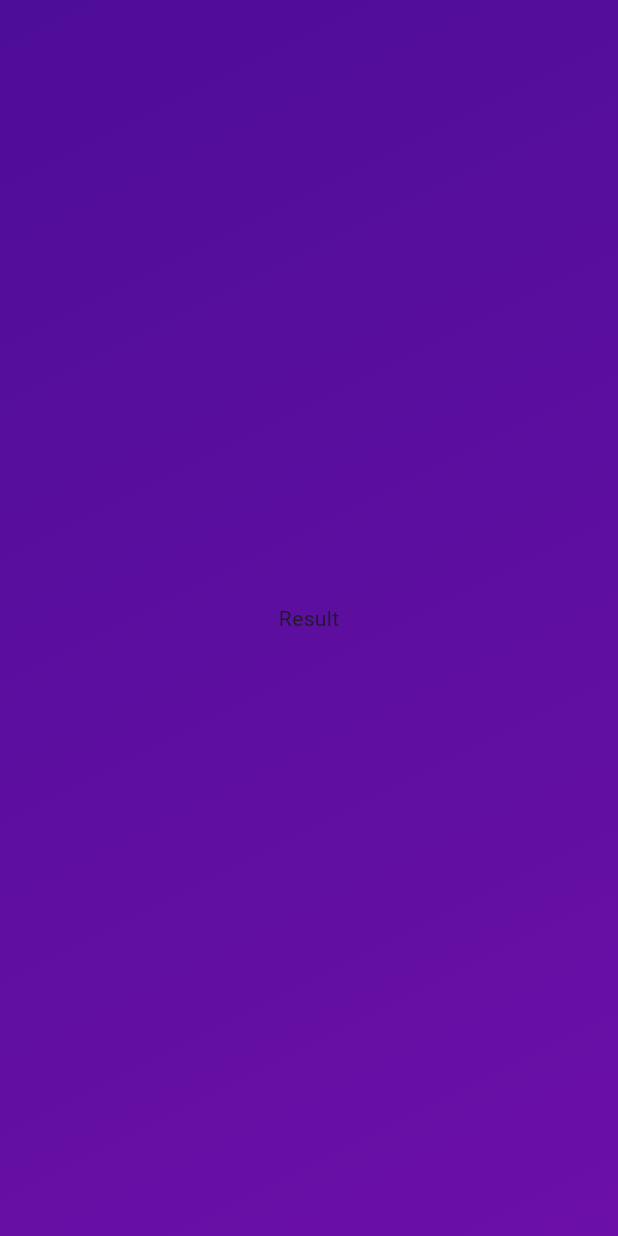
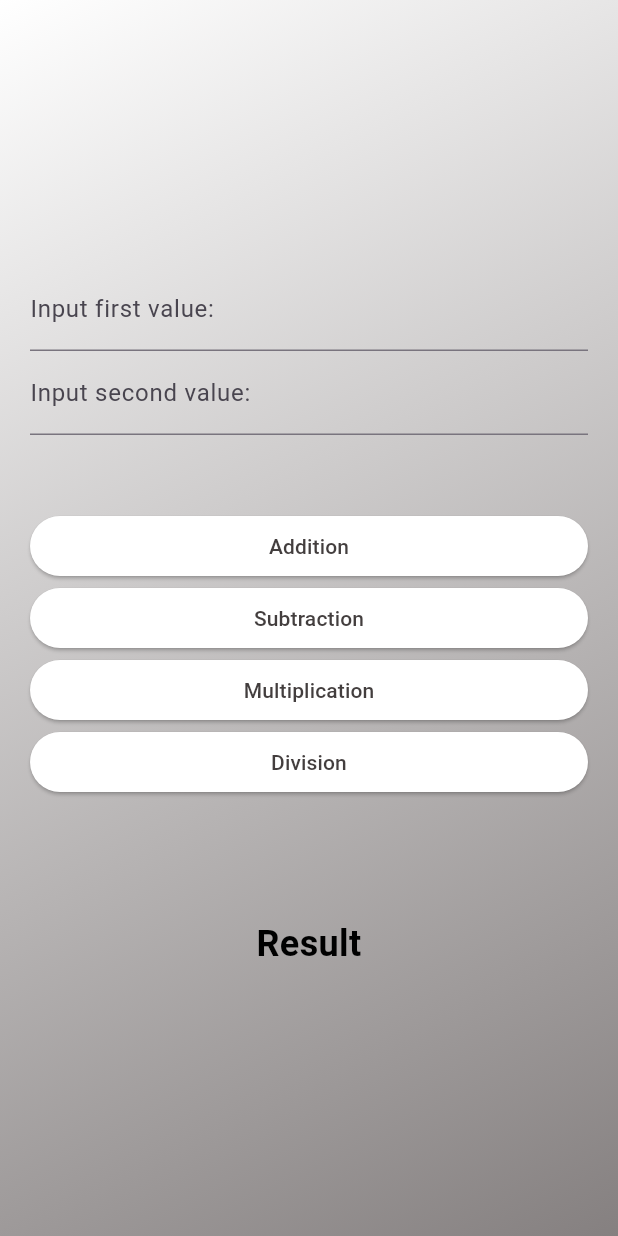
Before and after one commit to lancekian12/Calculator-App, a Flutter app: the screen it shows after launch, on a phone screen of 412 x 824 dp. Run offline on Flutter 3.47's test engine with Material 3 defaults, Android fonts, the phone set to English and light mode, and no system bars.

Commit message:
finished the ui

```diff
--- a/lib/arithmetic_button.dart
+++ b/lib/arithmetic_button.dart
@@ -1,15 +1,22 @@
 import 'package:flutter/material.dart';
 
 class ArithmeticButton extends StatelessWidget {
-  const ArithmeticButton(this.text, {super.key, required this.operation});
+  const ArithmeticButton(this.text, {super.key, this.operation});
 
   final String text;
-  final void Function() operation;
+  final void Function()? operation;
   @override
   Widget build(context) {
     return ElevatedButton(
-      onPressed: operation,
-      child: Text(text),
+      onPressed: () {},
+      style: ElevatedButton.styleFrom(
+        backgroundColor: Colors.white,
+        foregroundColor: const Color.fromARGB(255, 67, 62, 62),
+      ),
+      child: Text(
+        text,
+        textAlign: TextAlign.center,
+      ),
     );
   }
 }
--- a/lib/main_screen.dart
+++ b/lib/main_screen.dart
@@ -1,4 +1,5 @@
 import 'package:flutter/material.dart';
+import 'package:calculator_app/arithmetic_button.dart';
 
 class MainScreen extends StatefulWidget {
   const MainScreen({super.key});
@@ -17,15 +18,55 @@ class _MainScreenState extends State<MainScreen> {
           decoration: const BoxDecoration(
             gradient: LinearGradient(
               colors: [
-                Color.fromARGB(255, 78, 13, 151),
-                Color.fromARGB(255, 107, 15, 168),
+                Color.fromARGB(255, 255, 255, 255),
+                Color.fromARGB(255, 133, 128, 128),
               ],
               begin: Alignment.topLeft,
               end: Alignment.bottomRight,
             ),
           ),
-          child: const Center(
-            child: Text("Result"),
+          child: Center(
+            child: SizedBox(
+              width: double.infinity,
+              child: Container(
+                margin: const EdgeInsets.all(20),
+                child: Column(
+                  mainAxisAlignment: MainAxisAlignment.center,
+                  crossAxisAlignment: CrossAxisAlignment.stretch,
+                  children: [
+                    TextFormField(
+                      decoration: const InputDecoration(
+                        border: UnderlineInputBorder(),
+                        labelText: 'Input first value:',
+                      ),
+                    ),
+                    TextFormField(
+                      decoration: const InputDecoration(
+                        border: UnderlineInputBorder(),
+                        labelText: 'Input second value:',
+                      ),
+                    ),
+                    const SizedBox(
+                      height: 50,
+                    ),
+                    const ArithmeticButton("Addition"),
+                    const ArithmeticButton("Subtraction"),
+                    const ArithmeticButton("Multiplication"),
+                    const ArithmeticButton("Division"),
+                    const SizedBox(height: 80),
+                    const Text(
+                      "Result",
+                      textAlign: TextAlign.center,
+                      style: TextStyle(
+                        color: Colors.black,
+                        fontSize: 24,
+                        fontWeight: FontWeight.bold,
+                      ),
+                    ),
+                  ],
+                ),
+              ),
+            ),
           ),
         ),
       ),
```
